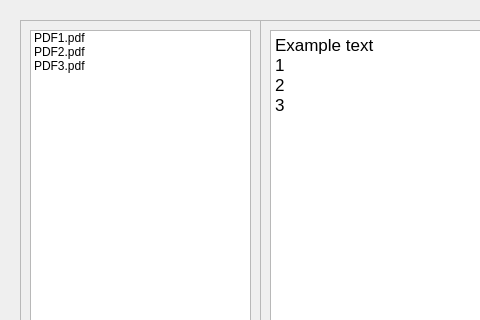
The window that window.ui (DanialMcIntyre/ChatGPT-Study) describes before a commit, drawn with Qt 5; both pictures show x 0 to 480 and y 0 to 320 of the 877 by 734 pixel window.
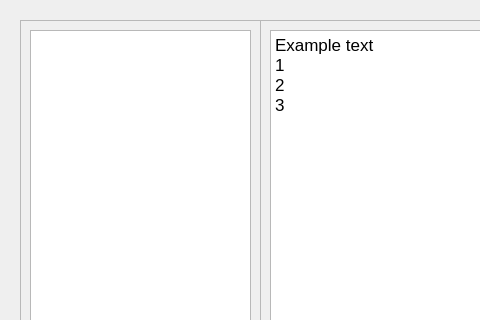
The same window after the commit.

Commit message: PDFs can be added to GUI

What changed in the file:
```diff
--- a/window.ui
+++ b/window.ui
@@ -31,23 +31,7 @@
     </property>
     <layout class="QVBoxLayout" name="verticalLayout_2">
      <item>
-      <widget class="QListWidget" name="listWidget">
-       <item>
-        <property name="text">
-         <string>PDF1.pdf</string>
-        </property>
-       </item>
-       <item>
-        <property name="text">
-         <string>PDF2.pdf</string>
-        </property>
-       </item>
-       <item>
-        <property name="text">
-         <string>PDF3.pdf</string>
-        </property>
-       </item>
-      </widget>
+      <widget class="QListWidget" name="listPDF"/>
      </item>
      <item>
       <widget class="QPushButton" name="pushButton_2">
```
Left out of the diff: 12 changed lines with no effect on the pictures. The commit also changes 1 other file.
